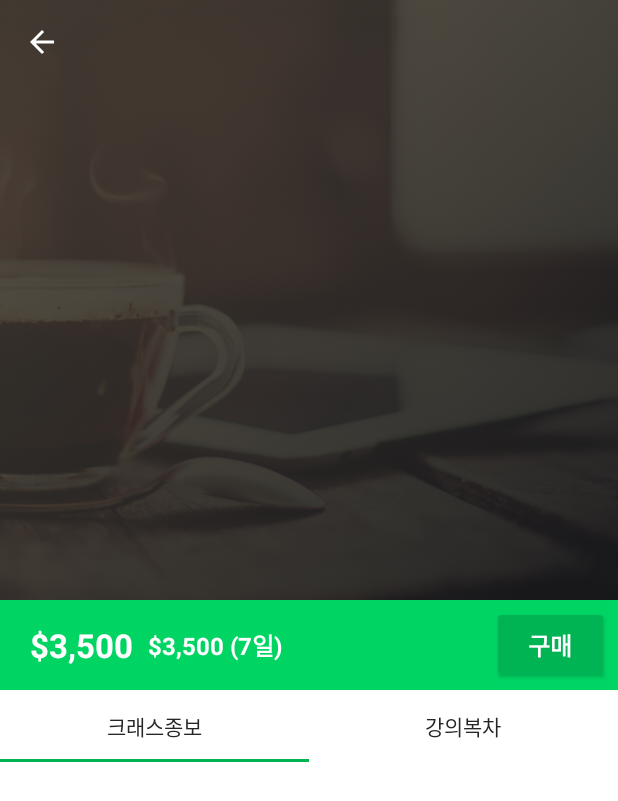
After one commit to musooff/Welaaa, an Android app: the ClassViewerActivity screen opened directly, with no data from a screen before it, on a phone screen of 412 x 824 dp. The commit adds this screen. Shown: the top 801 px of the screen. Run offline under Robolectric (Android 15) with nearby library versions, the phone set to English and light mode, and no system bars; our stand-ins replace Room's generated code, RxJava; pictures from the network do not load; 2 statements that could not run were skipped.

Commit message:
Implemented ClassView

```diff
--- a/app/src/main/AndroidManifest.xml
+++ b/app/src/main/AndroidManifest.xml
@@ -26,6 +26,8 @@
         </activity>
         <activity android:name=".my.MyActivity"
             android:theme="@style/AppTheme.NoActionBar"/>
+        <activity android:name=".classviewer.ClassViewerActivity"
+            android:theme="@style/AppTheme.NoActionBar"/>
     </application>
 
 </manifest>
--- /dev/null
+++ b/app/src/main/java/com/ballboycorp/welaaa/classviewer/ClassViewerActivity.kt
@@ -0,0 +1,90 @@
+package com.ballboycorp.welaaa.classviewer
+
+import android.content.Context
+import android.content.Intent
+import android.os.Bundle
+import android.view.MenuItem
+import androidx.appcompat.app.AppCompatActivity
+import com.ballboycorp.welaaa.R
+import com.ballboycorp.welaaa.utils.Ln
+import com.bumptech.glide.Glide
+import com.google.android.material.appbar.AppBarLayout
+import kotlinx.android.synthetic.main.activity_classviewer.*
+
+/**
+ * Created by musooff on 07/01/2019.
+ */
+
+class ClassViewerActivity : AppCompatActivity() {
+
+    companion object {
+
+        private const val ITEM_ID = "itemId"
+        private const val ITEM_HEADLINE = "itemHeadline"
+
+        fun newIntent(context: Context, itemId: Int, itemHeadline: String) {
+            val intent = Intent(context, ClassViewerActivity::class.java)
+            intent.putExtra(ITEM_ID, itemId)
+            intent.putExtra(ITEM_HEADLINE, itemHeadline)
+            context.startActivity(intent)
+        }
+    }
+
+    private var itemId: Int = 0
+    private var itemHeadline: String = ""
+    private lateinit var repository: ClassViewerRepository
+
+    override fun onCreate(savedInstanceState: Bundle?) {
+        super.onCreate(savedInstanceState)
+        setContentView(R.layout.activity_classviewer)
+
+        itemId = intent!!.extras!!.getInt(ITEM_ID)
+        itemHeadline = intent!!.extras!!.getString(ITEM_HEADLINE)!!
+
+        repository = ClassViewerRepository(this)
+
+        setSupportActionBar(classviewer_toolbar)
+        supportActionBar!!.setDisplayHomeAsUpEnabled(true)
+        supportActionBar!!.setDisplayShowHomeEnabled(true)
+
+
+        repository.getItem(itemId)
+                .subscribe({
+                    classviewer_item_header.text = it.headline
+                    Glide.with(this).load(it.teacher!!.images!!.defaultUrl).into(classviewer_backdrop)
+
+                }, { Ln.e(it)})
+
+
+        my_appbar.addOnOffsetChangedListener(object : AppBarLayout.OnOffsetChangedListener{
+            var isShow = true
+            var scrollRange = -1
+
+            override fun onOffsetChanged(appBarLayout: AppBarLayout?, verticalOffset: Int) {
+                if (scrollRange == -1) {
+                    scrollRange = my_appbar.totalScrollRange
+                }
+                if (scrollRange + verticalOffset == 0) {
+                    my_collapsing.title = itemHeadline
+                    isShow = true
+                } else if(isShow) {
+                    my_collapsing.title = " "
+                    isShow = false
+                }
+            }
+        })
+
+        classviewer_vp.adapter = ClassViewerViewPagerAdapter(supportFragmentManager)
+        classviewer_tl.setupWithViewPager(classviewer_vp)
+    }
+
+    override fun onOptionsItemSelected(item: MenuItem): Boolean {
+        when (item.itemId) {
+            android.R.id.home -> {
+                onBackPressed()
+                return true
+            }
+        }
+        return super.onOptionsItemSelected(item)
+    }
+}
--- /dev/null
+++ b/app/src/main/java/com/ballboycorp/welaaa/classviewer/ClassViewerRepository.kt
@@ -0,0 +1,23 @@
+package com.ballboycorp.welaaa.classviewer
+
+import android.content.Context
+import com.ballboycorp.welaaa.main.classfragment.model.Item
+import com.ballboycorp.welaaa.room.AppDatabase
+import io.reactivex.Single
+import io.reactivex.android.schedulers.AndroidSchedulers
+import io.reactivex.schedulers.Schedulers
+
+/**
+ * Created by musooff on 07/01/2019.
+ */
+
+class ClassViewerRepository (val context: Context) {
+
+    fun getItem(itemId: Int) : Single<Item> {
+        return getAppDatabase().itemDao().getItem(itemId)
+                .subscribeOn(Schedulers.io())
+                .observeOn(AndroidSchedulers.mainThread())
+    }
+
+    private fun getAppDatabase() = AppDatabase.getInstance(context)
+}
--- /dev/null
+++ b/app/src/main/java/com/ballboycorp/welaaa/classviewer/ClassViewerViewPagerAdapter.kt
@@ -0,0 +1,38 @@
+package com.ballboycorp.welaaa.classviewer
+
+import androidx.fragment.app.Fragment
+import androidx.fragment.app.FragmentManager
+import androidx.fragment.app.FragmentPagerAdapter
+import com.ballboycorp.welaaa.classviewer.classteacher.ClassTeacherFragment
+import com.ballboycorp.welaaa.main.classfragment.ClassFragment
+
+/**
+ * Created by musooff on 07/01/2019.
+ */
+
+class ClassViewerViewPagerAdapter(fragmentManager: FragmentManager) : FragmentPagerAdapter(fragmentManager) {
+
+    companion object {
+        const val CLASS_TEACHER = "크래스종보"
+        const val CLASS_CONTENTS = "강의복차"
+    }
+    override fun getItem(position: Int): Fragment {
+        return when (position){
+            0 -> ClassTeacherFragment()
+            1 -> Fragment()
+            else -> Fragment()
+        }
+    }
+
+    override fun getCount(): Int {
+        return 2
+    }
+
+    override fun getPageTitle(position: Int): CharSequence? {
+        return when (position){
+            0 -> CLASS_TEACHER
+            1 -> CLASS_CONTENTS
+            else -> ""
+        }
+    }
+}
--- /dev/null
+++ b/app/src/main/java/com/ballboycorp/welaaa/classviewer/classteacher/ClassTeacherFragment.kt
@@ -0,0 +1,19 @@
+package com.ballboycorp.welaaa.classviewer.classteacher
+
+import android.os.Bundle
+import android.view.LayoutInflater
+import android.view.View
+import android.view.ViewGroup
+import androidx.fragment.app.Fragment
+import com.ballboycorp.welaaa.R
+
+/**
+ * Created by musooff on 07/01/2019.
+ */
+
+class ClassTeacherFragment : Fragment(){
+
+    override fun onCreateView(inflater: LayoutInflater, container: ViewGroup?, savedInstanceState: Bundle?): View? {
+        return inflater.inflate(R.layout.fragment_classteacher, container, false)
+    }
+}
--- a/app/src/main/java/com/ballboycorp/welaaa/main/model/Banner.kt
+++ b/app/src/main/java/com/ballboycorp/welaaa/main/model/Banner.kt
@@ -13,10 +13,12 @@ import com.fasterxml.jackson.annotation.JsonProperty
 class Banner {
     @PrimaryKey
     var id: Int = 0
+    var align: Int = 0
     @Embedded
     var images: Image?  = null
 }
 
+@JsonIgnoreProperties(ignoreUnknown = true)
 class Image {
     @JsonProperty(value = "default")
     var defaultUrl: String? = null
--- a/app/src/main/java/com/ballboycorp/welaaa/room/AppDatabase.kt
+++ b/app/src/main/java/com/ballboycorp/welaaa/room/AppDatabase.kt
@@ -4,8 +4,12 @@ import android.content.Context
 import androidx.room.Database
 import androidx.room.Room
 import androidx.room.RoomDatabase
+import com.ballboycorp.welaaa.main.classfragment.model.Item
+import com.ballboycorp.welaaa.main.classfragment.model.Series
 import com.ballboycorp.welaaa.main.model.Banner
 import com.ballboycorp.welaaa.room.dao.BannerDao
+import com.ballboycorp.welaaa.room.dao.ItemDao
+import com.ballboycorp.welaaa.room.dao.SeriesDao
 
 /**
  * Created by musooff on 01/01/2019.
@@ -13,7 +17,9 @@ import com.ballboycorp.welaaa.room.dao.BannerDao
 
 @Database(
         entities = [
-            Banner::class
+            Banner::class,
+            Series::class,
+            Item::class
         ],
         version = 1,
         exportSchema = false
@@ -21,6 +27,8 @@ import com.ballboycorp.welaaa.room.dao.BannerDao
 abstract class AppDatabase : RoomDatabase() {
 
     abstract fun bannerDao(): BannerDao
+    abstract fun itemDao(): ItemDao
+    abstract fun seriesDao(): SeriesDao
 
     companion object {
 
--- a/app/src/main/java/com/ballboycorp/welaaa/room/dao/BannerDao.kt
+++ b/app/src/main/java/com/ballboycorp/welaaa/room/dao/BannerDao.kt
@@ -12,6 +12,9 @@ import io.reactivex.Single
 @Dao
 interface BannerDao : BaseDao<Banner> {
 
-    @Query("SELECT * FROM Banner")
+    @Query("SELECT * FROM Banner ORDER BY align DESC")
     fun getBanners(): Single<List<Banner>>
+
+    @Query("DELETE FROM Banner")
+    fun deleteBanners()
 }
--- /dev/null
+++ b/app/src/main/java/com/ballboycorp/welaaa/room/dao/ItemDao.kt
@@ -0,0 +1,23 @@
+package com.ballboycorp.welaaa.room.dao
+
+import androidx.room.Dao
+import androidx.room.Query
+import com.ballboycorp.welaaa.main.classfragment.model.Item
+import io.reactivex.Single
+
+/**
+ * Created by musooff on 07/01/2019.
+ */
+
+@Dao
+interface ItemDao :  BaseDao<Item> {
+
+    @Query("SELECT * FROM Item")
+    fun getItems(): Single<List<Item>>
+
+    @Query("SELECT * FROM Item WHERE id = :itemId")
+    fun getItem(itemId: Int): Single<Item>
+
+    @Query("DELETE FROM Item")
+    fun deleteItems()
+}
--- /dev/null
+++ b/app/src/main/java/com/ballboycorp/welaaa/room/dao/SeriesDao.kt
@@ -0,0 +1,17 @@
+package com.ballboycorp.welaaa.room.dao
+
+import androidx.room.Dao
+import androidx.room.Query
+import com.ballboycorp.welaaa.main.classfragment.model.Series
+import io.reactivex.Single
+
+/**
+ * Created by musooff on 07/01/2019.
+ */
+
+@Dao
+interface SeriesDao : BaseDao<Series> {
+
+    @Query("SELECT * FROM Series")
+    fun getItems(): Single<List<Series>>
+}
--- /dev/null
+++ b/app/src/main/res/layout/activity_classviewer.xml
@@ -0,0 +1,166 @@
+<?xml version="1.0" encoding="utf-8"?>
+<androidx.coordinatorlayout.widget.CoordinatorLayout
+    xmlns:android="http://schemas.android.com/apk/res/android"
+    xmlns:app="http://schemas.android.com/apk/res-auto"
+    android:layout_width="match_parent"
+    android:layout_height="match_parent"
+    android:background="@android:color/background_light"
+    android:fitsSystemWindows="true"
+    >
+
+    <com.google.android.material.appbar.AppBarLayout
+        android:id="@+id/my_appbar"
+        android:layout_width="match_parent"
+        android:layout_height="400dp"
+        android:theme="@style/ThemeOverlay.AppCompat.Dark.ActionBar"
+        android:fitsSystemWindows="true"
+        >
+
+        <com.google.android.material.appbar.CollapsingToolbarLayout
+            android:id="@+id/my_collapsing"
+            android:layout_width="match_parent"
+            android:layout_height="match_parent"
+            app:layout_scrollFlags="scroll|exitUntilCollapsed"
+            android:fitsSystemWindows="true"
+            app:contentScrim="?attr/colorPrimary"
+            app:expandedTitleMarginStart="48dp"
+            app:expandedTitleMarginEnd="64dp"
+            >
+
+            <RelativeLayout
+                android:layout_width="match_parent"
+                android:layout_height="match_parent"
+                android:background="@color/blackLight"
+                android:fitsSystemWindows="true"
+                app:layout_collapseMode="parallax">
+                <ImageView
+                    android:id="@+id/classviewer_backdrop"
+                    android:layout_width="match_parent"
+                    android:layout_height="match_parent"
+                    android:scaleType="centerCrop"
+                    android:src="@drawable/src_images_bgmy"
+                    android:alpha="0.5"
+                    />
+            </RelativeLayout>
+
+            <RelativeLayout
+                android:layout_width="match_parent"
+                android:layout_height="match_parent"
+                android:layout_marginTop="?attr/actionBarSize">
+                <LinearLayout
+                    android:layout_width="match_parent"
+                    android:layout_height="wrap_content"
+                    android:orientation="vertical">
+                    <TextView
+                        android:layout_width="wrap_content"
+                        android:layout_height="wrap_content"
+                        android:textColor="@color/colorPrimary"
+                        android:textSize="20sp"
+                        android:textStyle="bold"
+                        android:layout_marginRight="50dp"
+                        android:id="@+id/classviewer_item_header_sub"
+                        android:layout_marginLeft="10dp"
+                        android:layout_marginStart="10dp"
+                        android:layout_marginEnd="50dp" />
+                    <TextView
+                        android:layout_width="wrap_content"
+                        android:layout_height="wrap_content"
+                        android:textColor="@color/colorWhite"
+                        android:textSize="22sp"
+                        android:textStyle="bold"
+                        android:layout_marginRight="50dp"
+                        android:id="@+id/classviewer_item_header"
+                        android:layout_marginLeft="10dp"
+                        android:layout_marginStart="10dp"
+                        android:layout_marginEnd="50dp" />
+                </LinearLayout>
+            </RelativeLayout>
+            <androidx.appcompat.widget.Toolbar
+                android:id="@+id/classviewer_toolbar"
+                android:layout_width="match_parent"
+                android:layout_height="?attr/actionBarSize"
+                app:popupTheme="@style/ThemeOverlay.AppCompat.Light"
+                app:layout_collapseMode="pin" />
+        </com.google.android.material.appbar.CollapsingToolbarLayout>
+    </com.google.android.material.appbar.AppBarLayout>
+
+    <androidx.core.widget.NestedScrollView
+        android:layout_width="match_parent"
+        android:layout_height="match_parent"
+        app:layout_behavior="@string/appbar_scrolling_view_behavior">
+
+        <LinearLayout
+            android:layout_width="match_parent"
+            android:layout_height="wrap_content"
+            android:orientation="vertical">
+            <RelativeLayout
+                android:layout_width="match_parent"
+                android:layout_height="60dp"
+                android:background="@color/colorPrimary">
+                <LinearLayout
+                    android:layout_width="match_parent"
+                    android:layout_height="wrap_content"
+                    android:padding="10dp"
+                    android:layout_centerVertical="true"
+                    android:gravity="center_vertical"
+                    android:orientation="horizontal">
+                    <TextView
+                        android:layout_width="wrap_content"
+                        android:layout_height="wrap_content"
+                        android:textColor="@color/colorWhite"
+                        android:textSize="22sp"
+                        android:textStyle="bold"
+                        android:layout_marginLeft="10dp"
+                        android:text="$3,500"
+                        android:layout_marginStart="10dp" />
+                    <TextView
+                        android:layout_width="wrap_content"
+                        android:layout_height="wrap_content"
+                        android:textColor="@color/colorWhite"
+                        android:textSize="16sp"
+                        android:textStyle="bold"
+                        android:layout_marginLeft="10dp"
+                        android:text="$3,500 (7일)"
+                        android:layout_marginStart="10dp" />
+                </LinearLayout>
+
+                <androidx.cardview.widget.CardView
+                    android:layout_width="70dp"
+                    android:layout_height="40dp"
+                    app:cardBackgroundColor="@color/colorPrimaryDark"
+                    app:cardCornerRadius="2dp"
+                    android:layout_alignParentRight="true"
+                    android:layout_marginRight="10dp"
+                    android:layout_centerVertical="true"
+                    app:cardElevation="2dp"
+                    android:layout_alignParentEnd="true"
+                    android:layout_marginEnd="10dp">
+                    <TextView
+                        android:layout_width="wrap_content"
+                        android:layout_height="wrap_content"
+                        android:textColor="@color/colorWhite"
+                        android:textSize="16sp"
+                        android:textStyle="bold"
+                        android:layout_gravity="center"
+                        android:text="구매" />
+                </androidx.cardview.widget.CardView>
+            </RelativeLayout>
+
+            <com.google.android.material.tabs.TabLayout
+                android:layout_width="match_parent"
+                android:layout_height="wrap_content"
+                android:id="@+id/classviewer_tl"
+                app:tabTextColor="@color/blackLight"
+                app:tabIndicatorColor="@color/colorPrimaryDark"
+                app:tabTextAppearance="@android:style/TextAppearance.Widget.TabWidget"
+                app:tabIndicatorHeight="2dp">
+            </com.google.android.material.tabs.TabLayout>
+
+
+            <androidx.viewpager.widget.ViewPager
+                android:id="@+id/classviewer_vp"
+                android:layout_width="match_parent"
+                android:layout_height="match_parent"></androidx.viewpager.widget.ViewPager>
+        </LinearLayout>
+    </androidx.core.widget.NestedScrollView>
+</androidx.coordinatorlayout.widget.CoordinatorLayout>
--- a/app/src/main/res/values/strings.xml
+++ b/app/src/main/res/values/strings.xml
@@ -22,6 +22,7 @@
     <string name="welaaa_series_button">전체보기</string>
     <string name="welaaa_premium">윌라 프리미엄 클래스</string>
     <string name="welaaa_premium_sub_text">당신이 커리에 성공과 행복한 일상을 위한 교육</string>
+    <string name="title_classviewer">ClassViewer</string>
 
     <string-array name="recommend_urls">
         <item>http://static.welaaa.co.kr/static/cbanner/series_036.jpg</item>
```
Also changed, not shown: app/src/main/java/com/ballboycorp/welaaa/main/classfragment/ClassFragment.kt (+1 -7 lines), app/src/main/java/com/ballboycorp/welaaa/main/classfragment/ClassPremiumAdapter.kt (+6 -1 lines), app/src/main/java/com/ballboycorp/welaaa/main/classfragment/ClassRepository.kt (+54 -15 lines), app/src/main/java/com/ballboycorp/welaaa/main/classfragment/model/Series.kt (+21 -4 lines), app/src/main/java/com/ballboycorp/welaaa/my/MyActivity.kt (+12 -1 lines), app/src/main/res/layout/app_bar_main.xml (+9 -1 lines), app/src/main/res/layout/fragment_classteacher.xml (added, +40 -0 lines), app/src/main/res/drawable/src_images_welaaa_logo.png (added).
